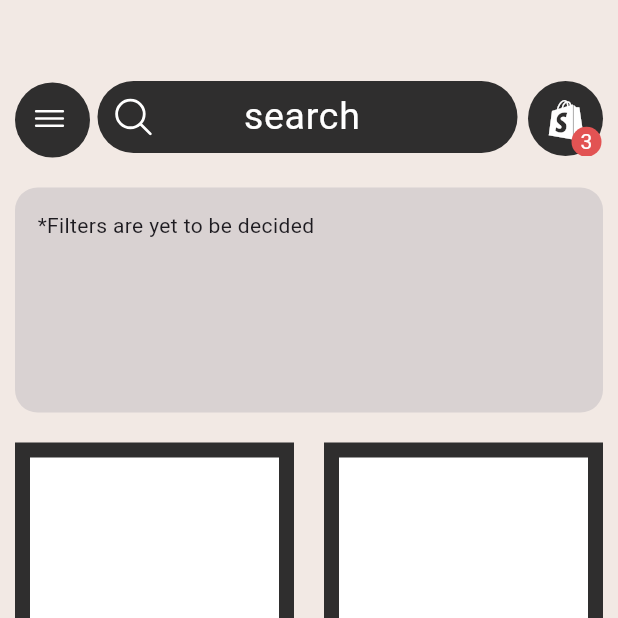
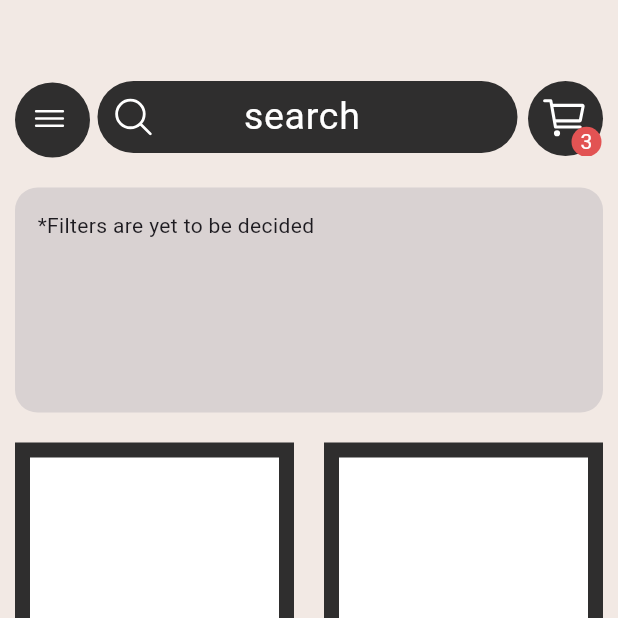
Before and after one commit to all-coder/circuitVault, a Flutter app: the screen it shows after launch, on a phone screen of 412 x 824 dp, the top half of it. Run offline on Flutter 3.47's test engine with Material 3 defaults, Android fonts, the phone set to English and light mode, and no system bars; our stand-ins replace google_fonts, ionicons.

Commit message:
updated styling

```diff
--- a/frontend/lib/screens/home.dart
+++ b/frontend/lib/screens/home.dart
@@ -91,9 +91,9 @@ class Home extends StatelessWidget {
                             left: 8,
                             top: 8,
                             child: Icon(
-                              Icons.shopify,
-                              size: 35,
+                              Ionicons.cart_outline,
                               color: Colors.white,
+                              size: 33,
                             ),
                           ),
                           Positioned(
```
Also changed, not shown: frontend/lib/assets/icons/cart.png (added), frontend/lib/assets/icons/menu.png (added).
